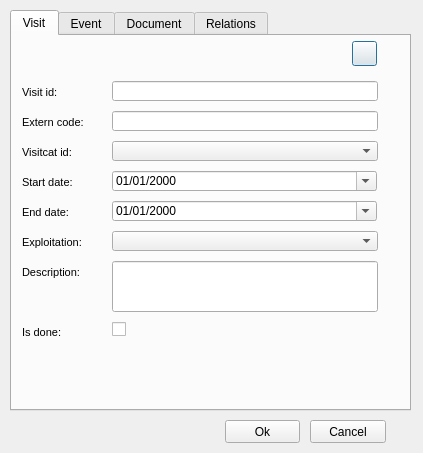
The window that ui/add_visit.ui (Giswater/giswater_qgis_plugin) describes before a commit, drawn with Qt 5.
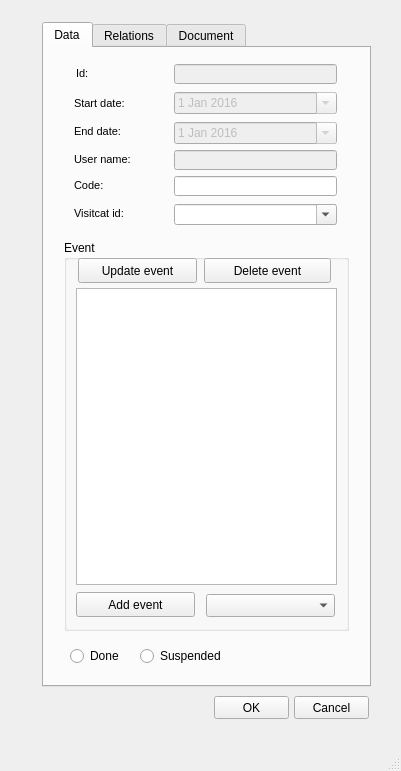
The same window after the commit. Icons and pictures are not drawn.

Commit message: Update form add_visit

```diff
--- a/ui/add_visit.ui
+++ b/ui/add_visit.ui
@@ -1,25 +1,52 @@
 <?xml version="1.0" encoding="UTF-8"?>
 <ui version="4.0">
- <class>Dialog</class>
- <widget class="QDialog" name="Dialog">
+ <class>MainWindow</class>
+ <widget class="QMainWindow" name="MainWindow">
   <property name="geometry">
    <rect>
     <x>0</x>
     <y>0</y>
-    <width>423</width>
-    <height>453</height>
+    <width>401</width>
+    <height>771</height>
    </rect>
   </property>
   <property name="windowTitle">
-   <string>Dialog</string>
+   <string>MainWindow</string>
   </property>
+  <widget class="QWidget" name="centralwidget">
+   <widget class="QPushButton" name="pushButton_2">
+    <property name="geometry">
+     <rect>
+      <x>214</x>
+      <y>696</y>
+      <width>75</width>
+      <height>23</height>
+     </rect>
+    </property>
+    <property name="text">
+     <string>OK</string>
+    </property>
+   </widget>
+   <widget class="QPushButton" name="pushButton_3">
+    <property name="geometry">
+     <rect>
+      <x>294</x>
+      <y>696</y>
+      <width>75</width>
+      <height>23</height>
+     </rect>
+    </property>
+    <property name="text">
+     <string>Cancel</string>
+    </property>
+   </widget>
   <widget class="QTabWidget" name="tabWidget">
    <property name="geometry">
     <rect>
-     <x>10</x>
-     <y>10</y>
-     <width>401</width>
-     <height>401</height>
+      <x>42</x>
+      <y>22</y>
+      <width>329</width>
+      <height>665</height>
     </rect>
    </property>
    <property name="currentIndex">
@@ -27,142 +54,45 @@
    </property>
    <widget class="QWidget" name="tab">
     <attribute name="title">
-     <string>Visit</string>
-    </attribute>
-    <widget class="QLineEdit" name="visit_id">
+      <string>Data</string>
+     </attribute>
+     <widget class="QLineEdit" name="flexunion_code_7">
      <property name="enabled">
-      <bool>true</bool>
+       <bool>false</bool>
      </property>
      <property name="geometry">
       <rect>
-       <x>100</x>
-       <y>45</y>
-       <width>266</width>
+        <x>130</x>
+        <y>102</y>
+        <width>163</width>
        <height>20</height>
       </rect>
      </property>
-     <property name="text">
-      <string/>
-     </property>
-    </widget>
-    <widget class="QLabel" name="label_visit_id">
-     <property name="geometry">
-      <rect>
-       <x>10</x>
-       <y>45</y>
-       <width>81</width>
-       <height>22</height>
-      </rect>
-     </property>
-     <property name="font">
-      <font>
-       <pointsize>8</pointsize>
-      </font>
-     </property>
-     <property name="frameShape">
-      <enum>QFrame::NoFrame</enum>
-     </property>
-     <property name="frameShadow">
-      <enum>QFrame::Raised</enum>
-     </property>
-     <property name="text">
-      <string>Visit id:</string>
-     </property>
-     <property name="textFormat">
-      <enum>Qt::AutoText</enum>
-     </property>
-     <property name="scaledContents">
-      <bool>false</bool>
-     </property>
-     <property name="margin">
-      <number>3</number>
-     </property>
-    </widget>
-    <widget class="QPushButton" name="add_geom">
-     <property name="geometry">
-      <rect>
-       <x>340</x>
-       <y>5</y>
-       <width>25</width>
-       <height>25</height>
-      </rect>
-     </property>
-     <property name="text">
-      <string/>
-     </property>
-     <property name="icon">
-      <iconset>
-       <normaloff>icons/widgets/131.png</normaloff>icons/widgets/131.png</iconset>
-     </property>
-    </widget>
-    <widget class="QLabel" name="label_ext_code">
-     <property name="geometry">
-      <rect>
-       <x>10</x>
-       <y>75</y>
-       <width>81</width>
-       <height>22</height>
-      </rect>
-     </property>
-     <property name="font">
-      <font>
-       <pointsize>8</pointsize>
-      </font>
-     </property>
-     <property name="frameShape">
-      <enum>QFrame::NoFrame</enum>
-     </property>
-     <property name="frameShadow">
-      <enum>QFrame::Raised</enum>
-     </property>
-     <property name="text">
-      <string>Extern code:</string>
-     </property>
-     <property name="textFormat">
-      <enum>Qt::AutoText</enum>
-     </property>
-     <property name="scaledContents">
-      <bool>false</bool>
-     </property>
-     <property name="margin">
-      <number>3</number>
-     </property>
-    </widget>
-    <widget class="QLineEdit" name="ext_code">
-     <property name="enabled">
+      <property name="frame">
       <bool>true</bool>
      </property>
-     <property name="geometry">
-      <rect>
-       <x>100</x>
-       <y>75</y>
-       <width>266</width>
-       <height>20</height>
-      </rect>
-     </property>
-     <property name="text">
-      <string/>
-     </property>
-    </widget>
-    <widget class="QLabel" name="label_startdate">
+     </widget>
+     <widget class="QLabel" name="label_node_type_3">
      <property name="geometry">
       <rect>
-       <x>10</x>
-       <y>135</y>
-       <width>86</width>
+        <x>30</x>
+        <y>44</y>
+        <width>77</width>
        <height>22</height>
       </rect>
      </property>
      <property name="font">
       <font>
        <pointsize>8</pointsize>
+        <weight>50</weight>
+        <bold>false</bold>
       </font>
      </property>
      <property name="frameShape">
       <enum>QFrame::NoFrame</enum>
      </property>
      <property name="frameShadow">
-      <enum>QFrame::Raised</enum>
+       <enum>QFrame::Plain</enum>
      </property>
      <property name="text">
       <string>Start date:</string>
@@ -173,102 +103,71 @@
      <property name="scaledContents">
       <bool>false</bool>
      </property>
+      <property name="alignment">
+       <set>Qt::AlignLeading|Qt::AlignLeft|Qt::AlignVCenter</set>
+      </property>
      <property name="margin">
       <number>3</number>
      </property>
     </widget>
-    <widget class="QLabel" name="label_enddate">
+     <widget class="QComboBox" name="workcat_id">
      <property name="geometry">
       <rect>
-       <x>10</x>
-       <y>165</y>
-       <width>81</width>
-       <height>22</height>
-      </rect>
-     </property>
-     <property name="font">
-      <font>
-       <pointsize>8</pointsize>
-      </font>
-     </property>
-     <property name="frameShape">
-      <enum>QFrame::NoFrame</enum>
-     </property>
-     <property name="frameShadow">
-      <enum>QFrame::Raised</enum>
-     </property>
-     <property name="text">
-      <string>End date:</string>
-     </property>
-     <property name="textFormat">
-      <enum>Qt::AutoText</enum>
-     </property>
-     <property name="scaledContents">
+        <x>130</x>
+        <y>156</y>
+        <width>163</width>
+        <height>21</height>
+       </rect>
+      </property>
+      <property name="editable">
+       <bool>true</bool>
+      </property>
+     </widget>
+     <widget class="QLineEdit" name="flexunion_code_5">
+      <property name="enabled">
       <bool>false</bool>
      </property>
-     <property name="margin">
-      <number>3</number>
-     </property>
-    </widget>
-    <widget class="QLabel" name="label_expl_id">
      <property name="geometry">
       <rect>
-       <x>10</x>
-       <y>195</y>
-       <width>86</width>
-       <height>22</height>
-      </rect>
-     </property>
-     <property name="font">
-      <font>
-       <pointsize>8</pointsize>
-      </font>
-     </property>
-     <property name="frameShape">
-      <enum>QFrame::NoFrame</enum>
-     </property>
-     <property name="frameShadow">
-      <enum>QFrame::Raised</enum>
-     </property>
-     <property name="text">
-      <string>Exploitation:</string>
-     </property>
-     <property name="textFormat">
-      <enum>Qt::AutoText</enum>
-     </property>
-     <property name="scaledContents">
+        <x>130</x>
+        <y>16</y>
+        <width>163</width>
+        <height>20</height>
+       </rect>
+      </property>
+      <property name="frame">
+       <bool>true</bool>
+      </property>
+     </widget>
+     <widget class="QDateEdit" name="date_event_from_2">
+      <property name="enabled">
       <bool>false</bool>
      </property>
-     <property name="margin">
-      <number>3</number>
-     </property>
-    </widget>
-    <widget class="QComboBox" name="expl_id">
      <property name="geometry">
       <rect>
-       <x>100</x>
-       <y>195</y>
-       <width>266</width>
-       <height>20</height>
-      </rect>
-     </property>
-    </widget>
-    <widget class="QComboBox" name="visitcat_id">
-     <property name="geometry">
-      <rect>
-       <x>100</x>
-       <y>105</y>
-       <width>266</width>
-       <height>20</height>
-      </rect>
-     </property>
-    </widget>
-    <widget class="QLabel" name="label_visitcat_id">
+        <x>130</x>
+        <y>74</y>
+        <width>163</width>
+        <height>22</height>
+       </rect>
+      </property>
+      <property name="date">
+       <date>
+        <year>2016</year>
+        <month>1</month>
+        <day>1</day>
+       </date>
+      </property>
+      <property name="calendarPopup">
+       <bool>true</bool>
+      </property>
+     </widget>
+     <widget class="QLabel" name="label_flexunion_code_4">
      <property name="geometry">
       <rect>
-       <x>10</x>
-       <y>105</y>
-       <width>86</width>
+        <x>30</x>
+        <y>154</y>
+        <width>67</width>
        <height>22</height>
       </rect>
      </property>
@@ -281,7 +180,7 @@
       <enum>QFrame::NoFrame</enum>
      </property>
      <property name="frameShadow">
-      <enum>QFrame::Raised</enum>
+       <enum>QFrame::Plain</enum>
      </property>
      <property name="text">
       <string>Visitcat id:</string>
@@ -292,205 +191,328 @@
      <property name="scaledContents">
       <bool>false</bool>
      </property>
-     <property name="margin">
-      <number>3</number>
-     </property>
-    </widget>
-    <widget class="QLabel" name="label_descript">
-     <property name="geometry">
-      <rect>
-       <x>10</x>
-       <y>225</y>
-       <width>81</width>
-       <height>22</height>
-      </rect>
-     </property>
-     <property name="font">
-      <font>
-       <pointsize>8</pointsize>
-      </font>
-     </property>
-     <property name="frameShape">
-      <enum>QFrame::NoFrame</enum>
-     </property>
-     <property name="frameShadow">
-      <enum>QFrame::Raised</enum>
-     </property>
-     <property name="text">
-      <string>Description:</string>
-     </property>
-     <property name="textFormat">
-      <enum>Qt::AutoText</enum>
-     </property>
-     <property name="scaledContents">
-      <bool>false</bool>
-     </property>
+      <property name="alignment">
+       <set>Qt::AlignLeading|Qt::AlignLeft|Qt::AlignVCenter</set>
+      </property>
      <property name="margin">
       <number>3</number>
      </property>
     </widget>
-    <widget class="QLineEdit" name="descript">
-     <property name="geometry">
-      <rect>
-       <x>100</x>
-       <y>225</y>
-       <width>266</width>
-       <height>51</height>
-      </rect>
-     </property>
-    </widget>
-    <widget class="QCheckBox" name="is_done">
+     <widget class="QLineEdit" name="flexunion_code_6">
+      <property name="enabled">
+       <bool>true</bool>
+      </property>
      <property name="geometry">
       <rect>
-       <x>100</x>
-       <y>285</y>
-       <width>106</width>
-       <height>17</height>
-      </rect>
-     </property>
-     <property name="text">
-      <string/>
-     </property>
-    </widget>
-    <widget class="QLabel" name="label_descript_2">
-     <property name="geometry">
-      <rect>
-       <x>10</x>
-       <y>285</y>
-       <width>81</width>
-       <height>22</height>
-      </rect>
-     </property>
-     <property name="font">
-      <font>
-       <pointsize>8</pointsize>
-      </font>
-     </property>
-     <property name="frameShape">
-      <enum>QFrame::NoFrame</enum>
-     </property>
-     <property name="frameShadow">
-      <enum>QFrame::Raised</enum>
-     </property>
-     <property name="text">
-      <string>Is done:</string>
-     </property>
-     <property name="textFormat">
-      <enum>Qt::AutoText</enum>
-     </property>
-     <property name="scaledContents">
-      <bool>false</bool>
-     </property>
-     <property name="margin">
-      <number>3</number>
-     </property>
-    </widget>
-    <widget class="QDateTimeEdit" name="builtdate">
-     <property name="geometry">
-      <rect>
-       <x>100</x>
-       <y>135</y>
-       <width>265</width>
+        <x>130</x>
+        <y>128</y>
+        <width>163</width>
        <height>20</height>
       </rect>
      </property>
-     <property name="displayFormat">
-      <string>dd/MM/yyyy</string>
-     </property>
-     <property name="calendarPopup">
+      <property name="frame">
       <bool>true</bool>
      </property>
     </widget>
-    <widget class="QDateTimeEdit" name="enddate">
+     <widget class="QGroupBox" name="groupBox_2">
      <property name="geometry">
       <rect>
-       <x>100</x>
-       <y>165</y>
-       <width>265</width>
-       <height>20</height>
-      </rect>
-     </property>
-     <property name="displayFormat">
-      <string>dd/MM/yyyy</string>
-     </property>
-     <property name="calendarPopup">
-      <bool>true</bool>
-     </property>
-    </widget>
-   </widget>
-   <widget class="QWidget" name="tab_7">
-    <attribute name="title">
+        <x>20</x>
+        <y>192</y>
+        <width>285</width>
+        <height>391</height>
+       </rect>
+      </property>
+      <property name="title">
      <string>Event</string>
-    </attribute>
-    <widget class="QPushButton" name="btn_open_event">
+      </property>
+      <widget class="QPushButton" name="pushButton_7">
      <property name="geometry">
       <rect>
-       <x>350</x>
-       <y>20</y>
-       <width>25</width>
+         <x>140</x>
+         <y>18</y>
+         <width>127</width>
        <height>25</height>
       </rect>
      </property>
      <property name="text">
-      <string/>
-     </property>
-     <property name="icon">
-      <iconset>
-       <normaloff>icons/widgets/111.png</normaloff>icons/widgets/111.png</iconset>
-     </property>
-    </widget>
-    <widget class="QTableView" name="tbl_event">
+        <string>Delete event</string>
+       </property>
+      </widget>
+      <widget class="QTableView" name="tbl_element_2">
+       <property name="geometry">
+        <rect>
+         <x>12</x>
+         <y>48</y>
+         <width>261</width>
+         <height>297</height>
+        </rect>
+       </property>
+       <property name="sortingEnabled">
+        <bool>true</bool>
+       </property>
+      </widget>
+      <widget class="QPushButton" name="pushButton_6">
+       <property name="geometry">
+        <rect>
+         <x>14</x>
+         <y>18</y>
+         <width>119</width>
+         <height>25</height>
+        </rect>
+       </property>
+       <property name="text">
+        <string>Update event</string>
+       </property>
+      </widget>
+      <widget class="QComboBox" name="visitcat_id">
+       <property name="geometry">
+        <rect>
+         <x>142</x>
+         <y>354</y>
+         <width>129</width>
+         <height>23</height>
+        </rect>
+       </property>
+      </widget>
+      <widget class="QPushButton" name="pushButton_14">
+       <property name="geometry">
+        <rect>
+         <x>12</x>
+         <y>352</y>
+         <width>119</width>
+         <height>25</height>
+        </rect>
+       </property>
+       <property name="text">
+        <string>Add event</string>
+       </property>
+      </widget>
+     </widget>
+     <widget class="QRadioButton" name="radioButton_2">
+      <property name="geometry">
+       <rect>
+        <x>96</x>
+        <y>598</y>
+        <width>105</width>
+        <height>20</height>
+       </rect>
+      </property>
+      <property name="text">
+       <string>Suspended</string>
+      </property>
+     </widget>
+     <widget class="QDateEdit" name="date_event_from">
      <property name="enabled">
+       <bool>false</bool>
+      </property>
+      <property name="geometry">
+       <rect>
+        <x>130</x>
+        <y>44</y>
+        <width>163</width>
+        <height>22</height>
+       </rect>
+      </property>
+      <property name="date">
+       <date>
+        <year>2016</year>
+        <month>1</month>
+        <day>1</day>
+       </date>
+      </property>
+      <property name="calendarPopup">
       <bool>true</bool>
      </property>
+     </widget>
+     <widget class="QLabel" name="label_node_type_4">
      <property name="geometry">
       <rect>
-       <x>5</x>
-       <y>55</y>
-       <width>371</width>
-       <height>311</height>
-      </rect>
-     </property>
-    </widget>
-    <widget class="QPushButton" name="btn_open_gallery">
+        <x>30</x>
+        <y>126</y>
+        <width>57</width>
+        <height>22</height>
+       </rect>
+      </property>
+      <property name="font">
+       <font>
+        <pointsize>8</pointsize>
+        <weight>50</weight>
+        <bold>false</bold>
+       </font>
+      </property>
+      <property name="frameShape">
+       <enum>QFrame::NoFrame</enum>
+      </property>
+      <property name="frameShadow">
+       <enum>QFrame::Plain</enum>
+      </property>
+      <property name="text">
+       <string>Code:</string>
+      </property>
+      <property name="textFormat">
+       <enum>Qt::AutoText</enum>
+      </property>
+      <property name="scaledContents">
+       <bool>false</bool>
+      </property>
+      <property name="alignment">
+       <set>Qt::AlignLeading|Qt::AlignLeft|Qt::AlignVCenter</set>
+      </property>
+      <property name="margin">
+       <number>3</number>
+      </property>
+     </widget>
+     <widget class="QRadioButton" name="radioButton">
      <property name="geometry">
       <rect>
-       <x>320</x>
-       <y>20</y>
-       <width>25</width>
-       <height>25</height>
+        <x>26</x>
+        <y>598</y>
+        <width>59</width>
+        <height>20</height>
       </rect>
      </property>
      <property name="text">
-      <string/>
-     </property>
-     <property name="icon">
-      <iconset>
-       <normaloff>icons/widgets/112.png</normaloff>icons/widgets/112.png</iconset>
-     </property>
-    </widget>
-    <widget class="QPushButton" name="btn_delete_event">
+       <string>Done</string>
+      </property>
+     </widget>
+     <widget class="QLabel" name="label_node_type">
+      <property name="geometry">
+       <rect>
+        <x>32</x>
+        <y>14</y>
+        <width>57</width>
+        <height>22</height>
+       </rect>
+      </property>
+      <property name="font">
+       <font>
+        <pointsize>8</pointsize>
+        <weight>50</weight>
+        <bold>false</bold>
+       </font>
+      </property>
+      <property name="frameShape">
+       <enum>QFrame::NoFrame</enum>
+      </property>
+      <property name="frameShadow">
+       <enum>QFrame::Plain</enum>
+      </property>
+      <property name="text">
+       <string>Id:</string>
+      </property>
+      <property name="textFormat">
+       <enum>Qt::AutoText</enum>
+      </property>
+      <property name="scaledContents">
+       <bool>false</bool>
+      </property>
+      <property name="alignment">
+       <set>Qt::AlignLeading|Qt::AlignLeft|Qt::AlignVCenter</set>
+      </property>
+      <property name="margin">
+       <number>3</number>
+      </property>
+     </widget>
+     <widget class="QLabel" name="label_node_type_2">
      <property name="geometry">
       <rect>
-       <x>290</x>
-       <y>20</y>
-       <width>25</width>
-       <height>25</height>
-      </rect>
-     </property>
+        <x>30</x>
+        <y>72</y>
+        <width>63</width>
+        <height>22</height>
+       </rect>
+      </property>
+      <property name="font">
+       <font>
+        <pointsize>8</pointsize>
+        <weight>50</weight>
+        <bold>false</bold>
+       </font>
+      </property>
+      <property name="frameShape">
+       <enum>QFrame::NoFrame</enum>
+      </property>
+      <property name="frameShadow">
+       <enum>QFrame::Plain</enum>
+      </property>
      <property name="text">
-      <string/>
-     </property>
-     <property name="icon">
-      <iconset>
-       <normaloff>icons/widgets/112.png</normaloff>icons/widgets/112.png</iconset>
+       <string>End date:</string>
+      </property>
+      <property name="textFormat">
+       <enum>Qt::AutoText</enum>
+      </property>
+      <property name="scaledContents">
+       <bool>false</bool>
+      </property>
+      <property name="alignment">
+       <set>Qt::AlignLeading|Qt::AlignLeft|Qt::AlignVCenter</set>
+      </property>
+      <property name="margin">
+       <number>3</number>
+      </property>
+     </widget>
+     <widget class="QLabel" name="label_node_type_5">
+      <property name="geometry">
+       <rect>
+        <x>30</x>
+        <y>100</y>
+        <width>77</width>
+        <height>22</height>
+       </rect>
+      </property>
+      <property name="font">
+       <font>
+        <pointsize>8</pointsize>
+        <weight>50</weight>
+        <bold>false</bold>
+       </font>
+      </property>
+      <property name="frameShape">
+       <enum>QFrame::NoFrame</enum>
+      </property>
+      <property name="frameShadow">
+       <enum>QFrame::Plain</enum>
+      </property>
+      <property name="text">
+       <string>User name:</string>
+      </property>
+      <property name="textFormat">
+       <enum>Qt::AutoText</enum>
+      </property>
+      <property name="scaledContents">
+       <bool>false</bool>
+      </property>
+      <property name="alignment">
+       <set>Qt::AlignLeading|Qt::AlignLeft|Qt::AlignVCenter</set>
+      </property>
+      <property name="margin">
+       <number>3</number>
+      </property>
+     </widget>
+    </widget>
+    <widget class="QWidget" name="N">
+     <attribute name="title">
+      <string>Relations</string>
+     </attribute>
+     <widget class="QTableView" name="tbl_element_3">
+      <property name="geometry">
+       <rect>
+        <x>30</x>
+        <y>42</y>
+        <width>271</width>
+        <height>579</height>
+       </rect>
+      </property>
+      <property name="sortingEnabled">
+       <bool>true</bool>
      </property>
     </widget>
     <widget class="QPushButton" name="btn_insert_event">
      <property name="geometry">
       <rect>
-       <x>200</x>
-       <y>20</y>
+        <x>276</x>
+        <y>8</y>
        <width>25</width>
        <height>25</height>
       </rect>
@@ -500,161 +522,49 @@
      </property>
      <property name="icon">
       <iconset>
-       <normaloff>icons/widgets/112.png</normaloff>icons/widgets/112.png</iconset>
-     </property>
-    </widget>
-    <widget class="QLineEdit" name="event_id">
-     <property name="enabled">
-      <bool>true</bool>
-     </property>
+        <normaloff>../icons/137.png</normaloff>../icons/137.png</iconset>
+      </property>
+     </widget>
+     <widget class="QPushButton" name="btn_doc_delete_2">
      <property name="geometry">
       <rect>
-       <x>10</x>
-       <y>20</y>
-       <width>181</width>
-       <height>20</height>
+        <x>238</x>
+        <y>8</y>
+        <width>25</width>
+        <height>25</height>
       </rect>
      </property>
      <property name="text">
       <string/>
      </property>
-    </widget>
-   </widget>
-   <widget class="QWidget" name="tab_8">
+      <property name="icon">
+       <iconset>
+        <normaloff>../icons/112.png</normaloff>../icons/112.png</iconset>
+      </property>
+     </widget>
+    </widget>
+    <widget class="QWidget" name="tab_3">
     <attribute name="title">
      <string>Document</string>
     </attribute>
-    <widget class="QDateEdit" name="date_document_to">
-     <property name="geometry">
-      <rect>
-       <x>120</x>
-       <y>27</y>
-       <width>91</width>
-       <height>22</height>
-      </rect>
-     </property>
-     <property name="date">
-      <date>
-       <year>2017</year>
-       <month>1</month>
-       <day>1</day>
-      </date>
-     </property>
-     <property name="calendarPopup">
+     <widget class="QTableView" name="tbl_document">
+      <property name="enabled">
       <bool>true</bool>
      </property>
-    </widget>
-    <widget class="QLineEdit" name="doc_id">
      <property name="geometry">
       <rect>
-       <x>10</x>
-       <y>75</y>
-       <width>156</width>
-       <height>20</height>
+        <x>14</x>
+        <y>44</y>
+        <width>297</width>
+        <height>583</height>
       </rect>
      </property>
     </widget>
-    <widget class="QLabel" name="label_doc_from">
-     <property name="geometry">
-      <rect>
-       <x>15</x>
-       <y>5</y>
-       <width>90</width>
-       <height>22</height>
-      </rect>
-     </property>
-     <property name="font">
-      <font>
-       <pointsize>8</pointsize>
-      </font>
-     </property>
-     <property name="frameShape">
-      <enum>QFrame::NoFrame</enum>
-     </property>
-     <property name="frameShadow">
-      <enum>QFrame::Plain</enum>
-     </property>
-     <property name="text">
-      <string>From:</string>
-     </property>
-     <property name="textFormat">
-      <enum>Qt::AutoText</enum>
-     </property>
-     <property name="scaledContents">
-      <bool>false</bool>
-     </property>
-     <property name="alignment">
-      <set>Qt::AlignLeading|Qt::AlignLeft|Qt::AlignVCenter</set>
-     </property>
-     <property name="margin">
-      <number>3</number>
-     </property>
-    </widget>
-    <widget class="Line" name="line_6">
-     <property name="geometry">
-      <rect>
-       <x>20</x>
-       <y>50</y>
-       <width>361</width>
-       <height>20</height>
-      </rect>
-     </property>
-     <property name="orientation">
-      <enum>Qt::Horizontal</enum>
-     </property>
-    </widget>
-    <widget class="QComboBox" name="doc_type">
-     <property name="geometry">
-      <rect>
-       <x>230</x>
-       <y>27</y>
-       <width>151</width>
-       <height>20</height>
-      </rect>
-     </property>
-    </widget>
-    <widget class="QDateEdit" name="date_document_from">
-     <property name="geometry">
-      <rect>
-       <x>15</x>
-       <y>27</y>
-       <width>91</width>
-       <height>22</height>
-      </rect>
-     </property>
-     <property name="date">
-      <date>
-       <year>2016</year>
-       <month>1</month>
-       <day>1</day>
-      </date>
-     </property>
-     <property name="calendarPopup">
-      <bool>true</bool>
-     </property>
-    </widget>
-    <widget class="QPushButton" name="btn_doc_delete">
-     <property name="geometry">
-      <rect>
-       <x>200</x>
-       <y>70</y>
-       <width>25</width>
-       <height>25</height>
-      </rect>
-     </property>
-     <property name="text">
-      <string/>
-     </property>
-     <property name="icon">
-      <iconset>
-       <normaloff>icons/widgets/112.png</normaloff>icons/widgets/112.png</iconset>
-     </property>
-    </widget>
     <widget class="QPushButton" name="btn_open_doc">
      <property name="geometry">
       <rect>
-       <x>355</x>
-       <y>70</y>
+        <x>286</x>
+        <y>12</y>
        <width>25</width>
        <height>25</height>
       </rect>
@@ -664,50 +574,14 @@
      </property>
      <property name="icon">
       <iconset>
-       <normaloff>icons/widgets/171.png</normaloff>icons/widgets/171.png</iconset>
-     </property>
-    </widget>
-    <widget class="QLabel" name="label_doc_type">
-     <property name="geometry">
-      <rect>
-       <x>230</x>
-       <y>5</y>
-       <width>61</width>
-       <height>22</height>
-      </rect>
-     </property>
-     <property name="font">
-      <font>
-       <pointsize>8</pointsize>
-      </font>
-     </property>
-     <property name="layoutDirection">
-      <enum>Qt::LeftToRight</enum>
-     </property>
-     <property name="frameShape">
-      <enum>QFrame::NoFrame</enum>
-     </property>
-     <property name="frameShadow">
-      <enum>QFrame::Raised</enum>
-     </property>
-     <property name="text">
-      <string>Type:</string>
-     </property>
-     <property name="textFormat">
-      <enum>Qt::AutoText</enum>
-     </property>
-     <property name="scaledContents">
-      <bool>false</bool>
-     </property>
-     <property name="margin">
-      <number>3</number>
+        <normaloff>../icons/170.png</normaloff>../icons/170.png</iconset>
      </property>
     </widget>
     <widget class="QPushButton" name="btn_doc_insert">
      <property name="geometry">
       <rect>
-       <x>170</x>
-       <y>70</y>
+        <x>188</x>
+        <y>12</y>
        <width>25</width>
        <height>25</height>
       </rect>
@@ -717,47 +591,41 @@
      </property>
      <property name="icon">
       <iconset>
-       <normaloff>icons/widgets/111.png</normaloff>icons/widgets/111.png</iconset>
-     </property>
-    </widget>
-    <widget class="QLabel" name="label_doc_to">
+        <normaloff>../icons/111.png</normaloff>../icons/111.png</iconset>
+      </property>
+     </widget>
+     <widget class="QLineEdit" name="doc_id">
      <property name="geometry">
       <rect>
-       <x>120</x>
-       <y>5</y>
-       <width>31</width>
-       <height>22</height>
-      </rect>
-     </property>
-     <property name="font">
-      <font>
-       <pointsize>8</pointsize>
-      </font>
-     </property>
-     <property name="frameShape">
-      <enum>QFrame::NoFrame</enum>
-     </property>
-     <property name="frameShadow">
-      <enum>QFrame::Raised</enum>
-     </property>
+        <x>14</x>
+        <y>14</y>
+        <width>167</width>
+        <height>20</height>
+       </rect>
+      </property>
+     </widget>
+     <widget class="QPushButton" name="btn_doc_delete">
+      <property name="geometry">
+       <rect>
+        <x>222</x>
+        <y>12</y>
+        <width>25</width>
+        <height>25</height>
+       </rect>
+      </property>
      <property name="text">
-      <string>To:</string>
-     </property>
-     <property name="textFormat">
-      <enum>Qt::AutoText</enum>
-     </property>
-     <property name="scaledContents">
-      <bool>false</bool>
-     </property>
-     <property name="margin">
-      <number>3</number>
+       <string/>
+      </property>
+      <property name="icon">
+       <iconset>
+        <normaloff>../icons/112.png</normaloff>../icons/112.png</iconset>
      </property>
     </widget>
     <widget class="QPushButton" name="btn_doc_new">
      <property name="geometry">
       <rect>
-       <x>230</x>
-       <y>70</y>
+        <x>252</x>
+        <y>12</y>
        <width>25</width>
        <height>25</height>
       </rect>
@@ -767,195 +635,14 @@
      </property>
      <property name="icon">
       <iconset>
-       <normaloff>icons/widgets/170.png</normaloff>icons/widgets/170.png</iconset>
-     </property>
-    </widget>
-    <widget class="QTableView" name="tbl_document">
-     <property name="enabled">
-      <bool>true</bool>
-     </property>
-     <property name="geometry">
-      <rect>
-       <x>10</x>
-       <y>110</y>
-       <width>371</width>
-       <height>261</height>
-      </rect>
-     </property>
+        <normaloff>../icons/34.png</normaloff>../icons/34.png</iconset>
+      </property>
+     </widget>
     </widget>
    </widget>
-   <widget class="QWidget" name="tab_2">
-    <attribute name="title">
-     <string>Relations</string>
-    </attribute>
-    <widget class="QTabWidget" name="tabWidget_2">
-     <property name="geometry">
-      <rect>
-       <x>0</x>
-       <y>35</y>
-       <width>381</width>
-       <height>336</height>
-      </rect>
-     </property>
-     <property name="currentIndex">
-      <number>0</number>
-     </property>
-     <widget class="QWidget" name="tab_3">
-      <attribute name="title">
-       <string>Arc</string>
-      </attribute>
-      <widget class="QTableView" name="tbl_doc_x_arc">
-       <property name="geometry">
-        <rect>
-         <x>5</x>
-         <y>10</y>
-         <width>366</width>
-         <height>296</height>
-        </rect>
-       </property>
-      </widget>
-     </widget>
-     <widget class="QWidget" name="tab_4">
-      <attribute name="title">
-       <string>Node</string>
-      </attribute>
-      <widget class="QTableView" name="tbl_doc_x_node">
-       <property name="geometry">
-        <rect>
-         <x>5</x>
-         <y>10</y>
-         <width>366</width>
-         <height>296</height>
-        </rect>
-       </property>
-      </widget>
-     </widget>
-     <widget class="QWidget" name="tab_5">
-      <attribute name="title">
-       <string>Connec</string>
-      </attribute>
-      <widget class="QTableView" name="tbl_doc_x_connec">
-       <property name="geometry">
-        <rect>
-         <x>5</x>
-         <y>10</y>
-         <width>366</width>
-         <height>296</height>
-        </rect>
-       </property>
-      </widget>
-     </widget>
-     <widget class="QWidget" name="tab_6">
-      <attribute name="title">
-       <string>Gully</string>
-      </attribute>
-      <widget class="QTableView" name="tbl_doc_x_gully">
-       <property name="geometry">
-        <rect>
-         <x>5</x>
-         <y>10</y>
-         <width>366</width>
-         <height>296</height>
-        </rect>
-       </property>
-      </widget>
-     </widget>
-    </widget>
-    <widget class="QPushButton" name="btn_snapping">
-     <property name="geometry">
-      <rect>
-       <x>350</x>
-       <y>5</y>
-       <width>25</width>
-       <height>25</height>
-      </rect>
-     </property>
-     <property name="text">
-      <string/>
-     </property>
-     <property name="icon">
-      <iconset>
-       <normaloff>icons/widgets/129.png</normaloff>icons/widgets/129.png</iconset>
-     </property>
-    </widget>
-    <widget class="QPushButton" name="btn_delete">
-     <property name="geometry">
-      <rect>
-       <x>320</x>
-       <y>5</y>
-       <width>25</width>
-       <height>25</height>
-      </rect>
-     </property>
-     <property name="text">
-      <string/>
-     </property>
-     <property name="icon">
-      <iconset>
-       <normaloff>icons/widgets/112.png</normaloff>icons/widgets/112.png</iconset>
-     </property>
-    </widget>
-    <widget class="QPushButton" name="btn_insert">
-     <property name="geometry">
-      <rect>
-       <x>290</x>
-       <y>5</y>
-       <width>25</width>
-       <height>25</height>
-      </rect>
-     </property>
-     <property name="text">
-      <string/>
-     </property>
-     <property name="icon">
-      <iconset>
-       <normaloff>icons/widgets/111.png</normaloff>icons/widgets/111.png</iconset>
-     </property>
-    </widget>
-    <widget class="QLineEdit" name="lineEdit">
-     <property name="geometry">
-      <rect>
-       <x>140</x>
-       <y>10</y>
-       <width>141</width>
-       <height>20</height>
-      </rect>
-     </property>
-    </widget>
-   </widget>
-  </widget>
-  <widget class="QPushButton" name="btn_cancel">
-   <property name="geometry">
-    <rect>
-     <x>310</x>
-     <y>420</y>
-     <width>76</width>
-     <height>23</height>
-    </rect>
-   </property>
-   <property name="text">
-    <string>Cancel</string>
-   </property>
-  </widget>
-  <widget class="QPushButton" name="btn_accept">
-   <property name="geometry">
-    <rect>
-     <x>225</x>
-     <y>420</y>
-     <width>75</width>
-     <height>23</height>
-    </rect>
-   </property>
-   <property name="text">
-    <string>Ok</string>
-   </property>
-  </widget>
- </widget>
- <tabstops>
-  <tabstop>visit_id</tabstop>
-  <tabstop>btn_accept</tabstop>
-  <tabstop>btn_cancel</tabstop>
- </tabstops>
+  </widget>
+  <widget class="QStatusBar" name="statusbar"/>
+ </widget>
  <resources/>
  <connections/>
 </ui>
```
Lines whose indentation alone changed are shown as unchanged. The commit also changes 2 other files.
